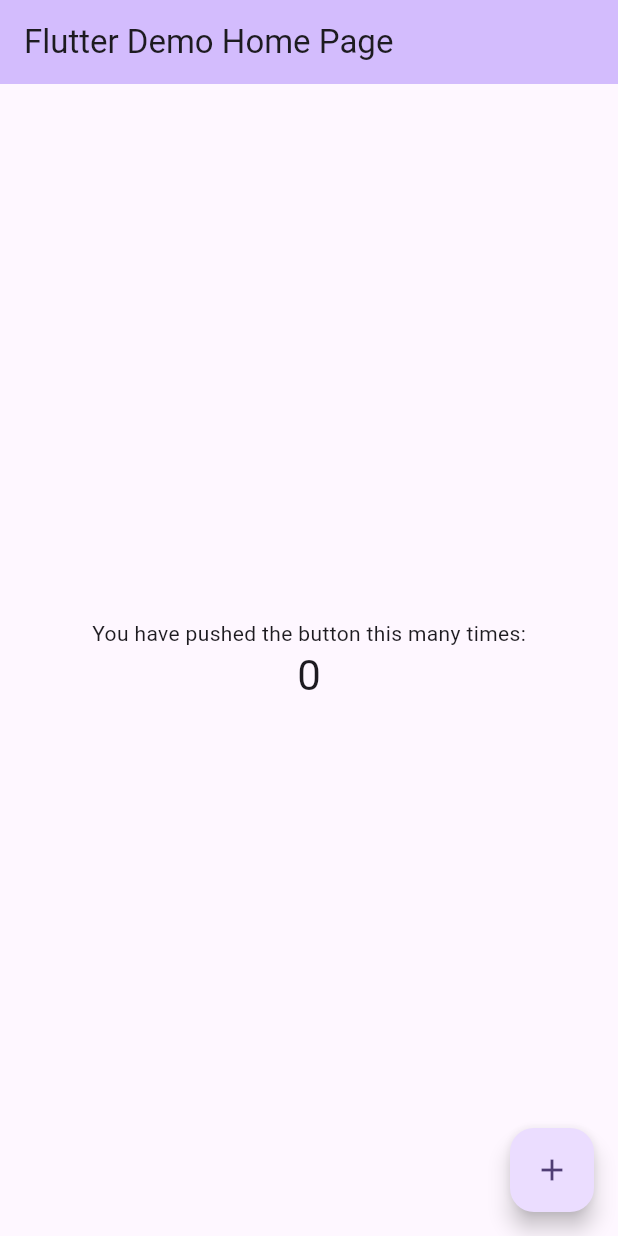
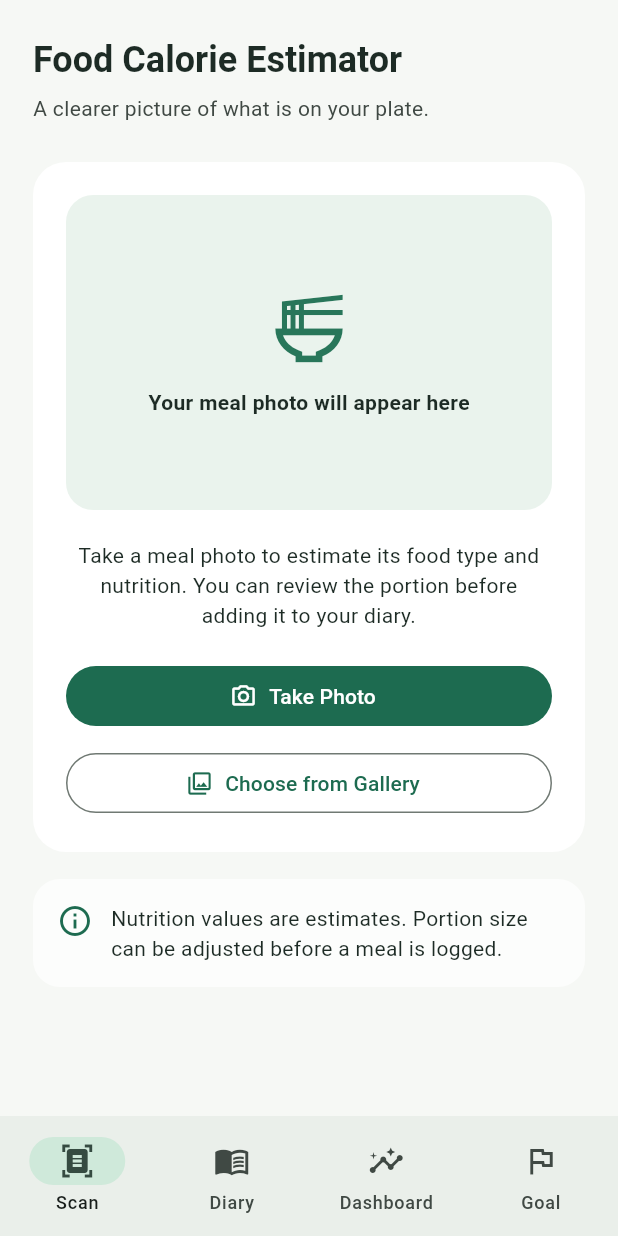
Before and after one commit to vesaaas/Food-Calorie-Estimator, a Flutter app: the screen it shows after launch, on a phone screen of 412 x 824 dp. Run offline on Flutter 3.47's test engine with Material 3 defaults, Android fonts, the phone set to English and light mode, and no system bars.

Commit message:
Add Flutter mobile UI foundation

```diff
--- /dev/null
+++ b/mobile/lib/app.dart
@@ -0,0 +1,73 @@
+import 'package:flutter/material.dart';
+
+import 'screens/dashboard_screen.dart';
+import 'screens/diary_screen.dart';
+import 'screens/goal_screen.dart';
+import 'screens/scan_screen.dart';
+import 'theme/app_theme.dart';
+
+class FoodCalorieEstimatorApp extends StatelessWidget {
+  const FoodCalorieEstimatorApp({super.key});
+
+  @override
+  Widget build(BuildContext context) {
+    return MaterialApp(
+      title: 'Food Calorie Estimator',
+      debugShowCheckedModeBanner: false,
+      theme: AppTheme.light(),
+      home: const MainNavigationScreen(),
+    );
+  }
+}
+
+class MainNavigationScreen extends StatefulWidget {
+  const MainNavigationScreen({super.key});
+
+  @override
+  State<MainNavigationScreen> createState() => _MainNavigationScreenState();
+}
+
+class _MainNavigationScreenState extends State<MainNavigationScreen> {
+  int _selectedIndex = 0;
+
+  static const _screens = [
+    ScanScreen(),
+    DiaryScreen(),
+    DashboardScreen(),
+    GoalScreen(),
+  ];
+
+  @override
+  Widget build(BuildContext context) {
+    return Scaffold(
+      body: SafeArea(child: _screens[_selectedIndex]),
+      bottomNavigationBar: NavigationBar(
+        selectedIndex: _selectedIndex,
+        onDestinationSelected: (index) =>
+            setState(() => _selectedIndex = index),
+        destinations: const [
+          NavigationDestination(
+            icon: Icon(Icons.document_scanner_outlined),
+            selectedIcon: Icon(Icons.document_scanner),
+            label: 'Scan',
+          ),
+          NavigationDestination(
+            icon: Icon(Icons.menu_book_outlined),
+            selectedIcon: Icon(Icons.menu_book),
+            label: 'Diary',
+          ),
+          NavigationDestination(
+            icon: Icon(Icons.insights_outlined),
+            selectedIcon: Icon(Icons.insights),
+            label: 'Dashboard',
+          ),
+          NavigationDestination(
+            icon: Icon(Icons.flag_outlined),
+            selectedIcon: Icon(Icons.flag),
+            label: 'Goal',
+          ),
+        ],
+      ),
+    );
+  }
+}
--- a/mobile/lib/main.dart
+++ b/mobile/lib/main.dart
@@ -1,122 +1,7 @@
 import 'package:flutter/material.dart';
 
+import 'app.dart';
+
 void main() {
-  runApp(const MyApp());
+  runApp(const FoodCalorieEstimatorApp());
 }
-
-class MyApp extends StatelessWidget {
-  const MyApp({super.key});
-
-  // This widget is the root of your application.
-  @override
-  Widget build(BuildContext context) {
-    return MaterialApp(
-      title: 'Flutter Demo',
-      theme: ThemeData(
-        // This is the theme of your application.
-        //
-        // TRY THIS: Try running your application with "flutter run". You'll see
-        // the application has a purple toolbar. Then, without quitting the app,
-        // try changing the seedColor in the colorScheme below to Colors.green
-        // and then invoke "hot reload" (save your changes or press the "hot
-        // reload" button in a Flutter-supported IDE, or press "r" if you used
-        // the command line to start the app).
-        //
-        // Notice that the counter didn't reset back to zero; the application
-        // state is not lost during the reload. To reset the state, use hot
-        // restart instead.
-        //
-        // This works for code too, not just values: Most code changes can be
-        // tested with just a hot reload.
-        colorScheme: .fromSeed(seedColor: Colors.deepPurple),
-      ),
-      home: const MyHomePage(title: 'Flutter Demo Home Page'),
-    );
-  }
-}
-
-class MyHomePage extends StatefulWidget {
-  const MyHomePage({super.key, required this.title});
-
-  // This widget is the home page of your application. It is stateful, meaning
-  // that it has a State object (defined below) that contains fields that affect
-  // how it looks.
-
-  // This class is the configuration for the state. It holds the values (in this
-  // case the title) provided by the parent (in this case the App widget) and
-  // used by the build method of the State. Fields in a Widget subclass are
-  // always marked "final".
-
-  final String title;
-
-  @override
-  State<MyHomePage> createState() => _MyHomePageState();
-}
-
-class _MyHomePageState extends State<MyHomePage> {
-  int _counter = 0;
-
-  void _incrementCounter() {
-    setState(() {
-      // This call to setState tells the Flutter framework that something has
-      // changed in this State, which causes it to rerun the build method below
-      // so that the display can reflect the updated values. If we changed
-      // _counter without calling setState(), then the build method would not be
-      // called again, and so nothing would appear to happen.
-      _counter++;
-    });
-  }
-
-  @override
-  Widget build(BuildContext context) {
-    // This method is rerun every time setState is called, for instance as done
-    // by the _incrementCounter method above.
-    //
-    // The Flutter framework has been optimized to make rerunning build methods
-    // fast, so that you can just rebuild anything that needs updating rather
-    // than having to individually change instances of widgets.
-    return Scaffold(
-      appBar: AppBar(
-        // TRY THIS: Try changing the color here to a specific color (to
-        // Colors.amber, perhaps?) and trigger a hot reload to see the AppBar
-        // change color while the other colors stay the same.
-        backgroundColor: Theme.of(context).colorScheme.inversePrimary,
-        // Here we take the value from the MyHomePage object that was created by
-        // the App.build method, and use it to set our appbar title.
-        title: Text(widget.title),
-      ),
-      body: Center(
-        // Center is a layout widget. It takes a single child and positions it
-        // in the middle of the parent.
-        child: Column(
-          // Column is also a layout widget. It takes a list of children and
-          // arranges them vertically. By default, it sizes itself to fit its
-          // children horizontally, and tries to be as tall as its parent.
-          //
-          // Column has various properties to control how it sizes itself and
-          // how it positions its children. Here we use mainAxisAlignment to
-          // center the children vertically; the main axis here is the vertical
-          // axis because Columns are vertical (the cross axis would be
-          // horizontal).
-          //
-          // TRY THIS: Invoke "debug painting" (choose the "Toggle Debug Paint"
-          // action in the IDE, or press "p" in the console), to see the
-          // wireframe for each widget.
-          mainAxisAlignment: .center,
-          children: [
-            const Text('You have pushed the button this many times:'),
-            Text(
-              '$_counter',
-              style: Theme.of(context).textTheme.headlineMedium,
-            ),
-          ],
-        ),
-      ),
-      floatingActionButton: FloatingActionButton(
-        onPressed: _incrementCounter,
-        tooltip: 'Increment',
-        child: const Icon(Icons.add),
-      ),
-    );
-  }
-}
--- /dev/null
+++ b/mobile/lib/screens/scan_screen.dart
@@ -0,0 +1,119 @@
+import 'package:flutter/material.dart';
+
+import '../theme/app_theme.dart';
+import '../widgets/screen_header.dart';
+
+class ScanScreen extends StatelessWidget {
+  const ScanScreen({super.key});
+
+  void _showComingSoon(BuildContext context, String feature) {
+    ScaffoldMessenger.of(context)
+      ..hideCurrentSnackBar()
+      ..showSnackBar(
+        SnackBar(content: Text('$feature integration coming next.')),
+      );
+  }
+
+  @override
+  Widget build(BuildContext context) {
+    return ListView(
+      padding: const EdgeInsets.fromLTRB(22, 24, 22, 28),
+      children: [
+        const ScreenHeader(
+          title: 'Food Calorie Estimator',
+          subtitle: 'A clearer picture of what is on your plate.',
+        ),
+        const SizedBox(height: 26),
+        Card(
+          child: Padding(
+            padding: const EdgeInsets.all(22),
+            child: Column(
+              children: [
+                Container(
+                  height: 210,
+                  width: double.infinity,
+                  decoration: BoxDecoration(
+                    color: const Color(0xFFEAF3ED),
+                    borderRadius: BorderRadius.circular(18),
+                  ),
+                  child: const Column(
+                    mainAxisAlignment: MainAxisAlignment.center,
+                    children: [
+                      Icon(
+                        Icons.ramen_dining_outlined,
+                        size: 54,
+                        color: AppTheme.green,
+                      ),
+                      SizedBox(height: 12),
+                      Text(
+                        'Your meal photo will appear here',
+                        style: TextStyle(fontWeight: FontWeight.w600),
+                      ),
+                    ],
+                  ),
+                ),
+                const SizedBox(height: 20),
+                Text(
+                  'Take a meal photo to estimate its food type and nutrition. You can review the portion before adding it to your diary.',
+                  textAlign: TextAlign.center,
+                  style: Theme.of(context).textTheme.bodyMedium
+                      ?.copyWith(height: 1.45),
+                ),
+                const SizedBox(height: 20),
+                SizedBox(
+                  width: double.infinity,
+                  child: FilledButton.icon(
+                    onPressed: () => _showComingSoon(context, 'Camera'),
+                    icon: const Icon(Icons.photo_camera_outlined),
+                    label: const Text('Take Photo'),
+                  ),
+                ),
+                const SizedBox(height: 10),
+                SizedBox(
+                  width: double.infinity,
+                  child: OutlinedButton.icon(
+                    onPressed: () => _showComingSoon(context, 'Gallery'),
+                    icon: const Icon(Icons.photo_library_outlined),
+                    label: const Text('Choose from Gallery'),
+                  ),
+                ),
+              ],
+            ),
+          ),
+        ),
+        const SizedBox(height: 18),
+        const _InfoNote(),
+      ],
+    );
+  }
+}
+
+class _InfoNote extends StatelessWidget {
+  const _InfoNote();
+
+  @override
+  Widget build(BuildContext context) {
+    return Container(
+      padding: const EdgeInsets.all(16),
+      decoration: BoxDecoration(
+        color: Colors.white.withValues(alpha: 0.7),
+        borderRadius: BorderRadius.circular(18),
+      ),
+      child: Row(
+        crossAxisAlignment: CrossAxisAlignment.start,
+        children: [
+          Icon(
+            Icons.info_outline,
+            color: Theme.of(context).colorScheme.primary,
+          ),
+          const SizedBox(width: 12),
+          const Expanded(
+            child: Text(
+              'Nutrition values are estimates. Portion size can be adjusted before a meal is logged.',
+            ),
+          ),
+        ],
+      ),
+    );
+  }
+}
--- /dev/null
+++ b/mobile/lib/theme/app_theme.dart
@@ -0,0 +1,42 @@
+import 'package:flutter/material.dart';
+
+class AppTheme {
+  static const green = Color(0xFF28765A);
+  static const ink = Color(0xFF1D2B25);
+  static const canvas = Color(0xFFF6F8F5);
+
+  static ThemeData light() {
+    final scheme = ColorScheme.fromSeed(
+      seedColor: green,
+      brightness: Brightness.light,
+      surface: Colors.white,
+    );
+    return ThemeData(
+      useMaterial3: true,
+      colorScheme: scheme,
+      scaffoldBackgroundColor: canvas,
+      textTheme: ThemeData.light().textTheme.apply(
+        bodyColor: ink,
+        displayColor: ink,
+      ),
+      cardTheme: CardThemeData(
+        color: Colors.white,
+        elevation: 0,
+        margin: EdgeInsets.zero,
+        shape: RoundedRectangleBorder(borderRadius: BorderRadius.circular(22)),
+      ),
+      inputDecorationTheme: InputDecorationTheme(
+        filled: true,
+        fillColor: Colors.white,
+        border: OutlineInputBorder(
+          borderRadius: BorderRadius.circular(16),
+          borderSide: BorderSide(color: scheme.outlineVariant),
+        ),
+        enabledBorder: OutlineInputBorder(
+          borderRadius: BorderRadius.circular(16),
+          borderSide: BorderSide(color: scheme.outlineVariant),
+        ),
+      ),
+    );
+  }
+}
--- /dev/null
+++ b/mobile/lib/widgets/screen_header.dart
@@ -0,0 +1,28 @@
+import 'package:flutter/material.dart';
+
+class ScreenHeader extends StatelessWidget {
+  const ScreenHeader({required this.title, required this.subtitle, super.key});
+
+  final String title;
+  final String subtitle;
+
+  @override
+  Widget build(BuildContext context) {
+    return Column(
+      crossAxisAlignment: CrossAxisAlignment.start,
+      children: [
+        Text(
+          title,
+          style: Theme.of(context).textTheme.headlineSmall
+              ?.copyWith(fontWeight: FontWeight.w700),
+        ),
+        const SizedBox(height: 6),
+        Text(
+          subtitle,
+          style: Theme.of(context).textTheme.bodyMedium
+              ?.copyWith(color: Theme.of(context).colorScheme.onSurfaceVariant),
+        ),
+      ],
+    );
+  }
+}
```
Also changed, not shown: mobile/lib/screens/dashboard_screen.dart (added, +132 -0 lines), mobile/lib/screens/diary_screen.dart (added, +55 -0 lines), mobile/lib/screens/goal_screen.dart (added, +105 -0 lines), 2 other files.
